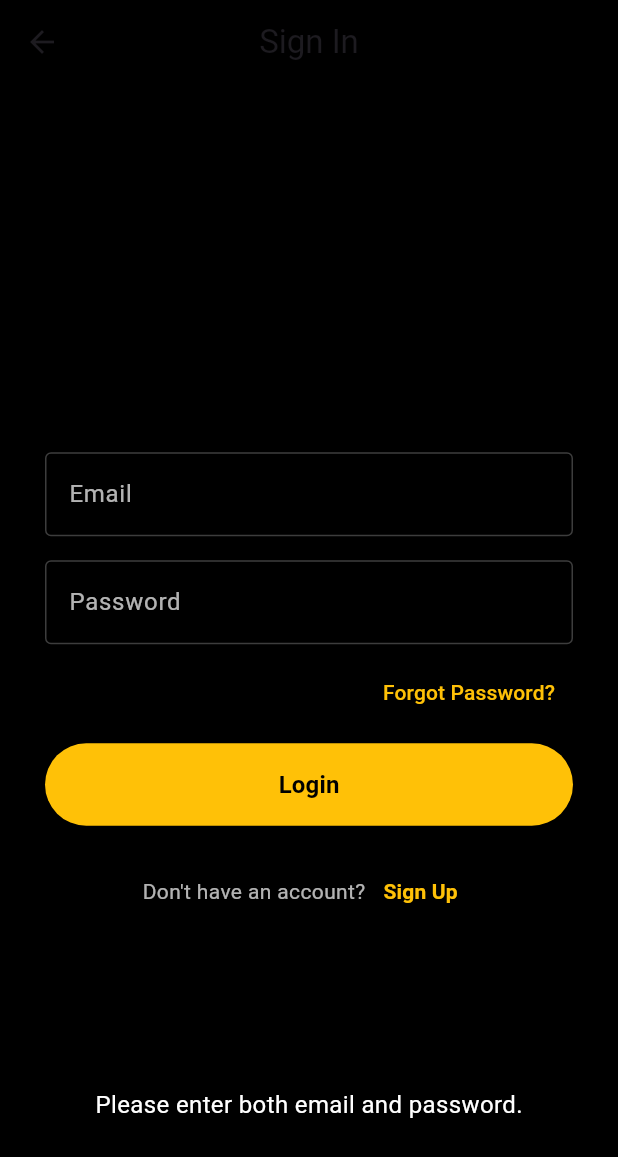
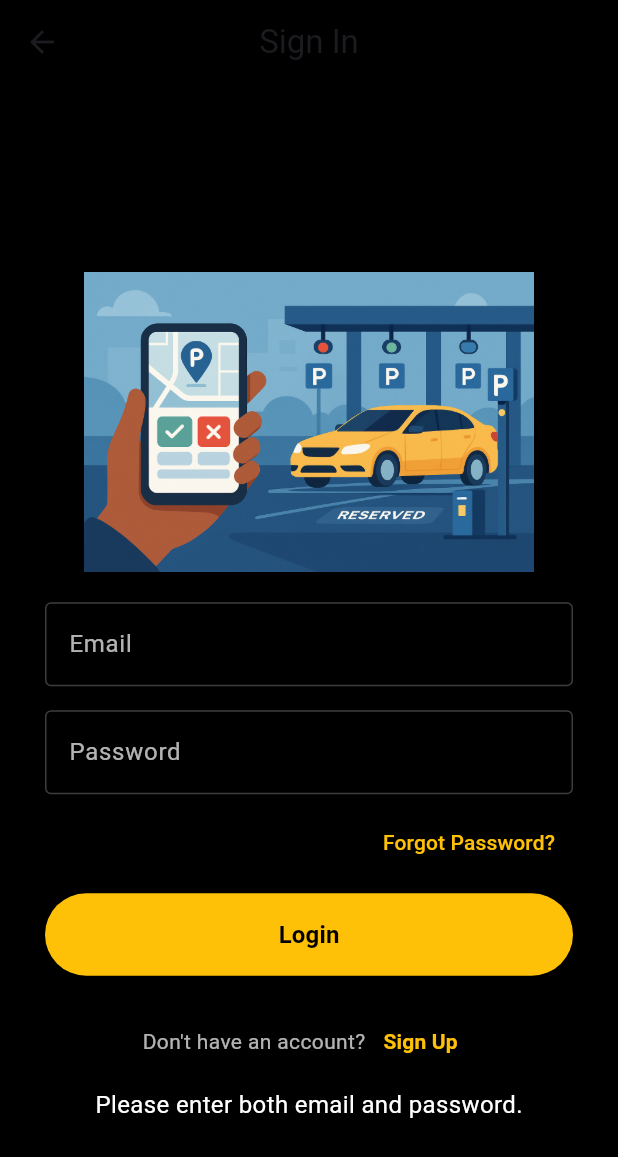
Before and after one commit to nourhesham116/intelligent-agent, a Flutter app: the LoginPage screen opened directly, after a tap on "Login", on a phone screen of 412 x 824 dp. Shown: the top 1157 px of the screen. Run offline on Flutter 3.47's test engine with Material 3 defaults, Android fonts, the phone set to English and light mode, and no system bars; our stand-ins replace cloud_firestore, firebase_auth, firebase_core, fluttertoast, qr_flutter, shared_preferences; missing offline and left inert: barcode_scan2; accounts and stored records are empty; Roboto replaces fonts that are missing (montserrat, montserrat1).

Commit message:
redirect to scanner is admin login

```diff
--- a/lib/ProfilePage.dart
+++ b/lib/ProfilePage.dart
@@ -157,7 +157,7 @@ class _ProfilePageState extends State<ProfilePage> {
                       await prefs.clear();
                       Navigator.pushAndRemoveUntil(
                         context,
-                        MaterialPageRoute(builder: (_) => HomePage1()),
+                         MaterialPageRoute(builder: (_) => const LoginPage()),
                         (route) => false,
                       );
                       Future.delayed(const Duration(milliseconds: 300), () {
--- a/lib/login_page.dart
+++ b/lib/login_page.dart
@@ -4,7 +4,8 @@ import 'package:cloud_firestore/cloud_firestore.dart';
 import 'package:shared_preferences/shared_preferences.dart';
 import 'homePage1.dart';
 import 'forgotPass.dart';
-import 'signup.dart'; // ✅ for navigation
+import 'signup.dart';
+import 'scan.dart'; // ✅ Import ScanPage
 
 class LoginPage extends StatefulWidget {
   const LoginPage({super.key});
@@ -53,10 +54,17 @@ class _LoginPageState extends State<LoginPage> {
 
       _showToast("Login successful!");
 
-      Navigator.pushReplacement(
-        context,
-        MaterialPageRoute(builder: (context) => HomePage1()),
-      );
+      if (email.toLowerCase() == 'admin@admin.admin') {
+        Navigator.pushReplacement(
+          context,
+          MaterialPageRoute(builder: (context) =>  ScanPage()),
+        );
+      } else {
+        Navigator.pushReplacement(
+          context,
+          MaterialPageRoute(builder: (context) => HomePage1()),
+        );
+      }
     } catch (e) {
       print("⚠️ Sign-in error: $e");
       _showToast("An unexpected error occurred.");
@@ -92,7 +100,13 @@ class _LoginPageState extends State<LoginPage> {
             child: ListView(
               shrinkWrap: true,
               children: [
-                const SizedBox(height: 40),
+                const SizedBox(height: 20),
+                Image.asset(
+                  'assets/images/login.png',
+                  height: 200,
+                  fit: BoxFit.contain,
+                ),
+                const SizedBox(height: 20),
                 _buildTextField(loginController, 'Email'),
                 const SizedBox(height: 16),
                 _buildTextField(passwordController, 'Password', obscure: true),
--- a/lib/signup.dart
+++ b/lib/signup.dart
@@ -44,7 +44,7 @@ class _SignupState extends State<Signup> {
       await prefs.setString('user_name', _name.text.trim());
 
       _showToast("User registered successfully!");
-      Navigator.pushReplacement(context, MaterialPageRoute(builder: (_) => HomePage1()));
+      Navigator.pushReplacement(context, MaterialPageRoute(builder: (_) => LoginPage()));
     } catch (e) {
       print("⚠️ Error saving user: $e");
       _showToast("Something went wrong while saving.");
```
Also changed, not shown: pubspec.yaml (+2 -5 lines), assets/images/books.png (deleted), assets/images/cyber_bg.png (deleted), assets/images/huffman.png (deleted), assets/images/huffman2.png (deleted), assets/images/login.png (added), assets/images/robot.png (deleted).
